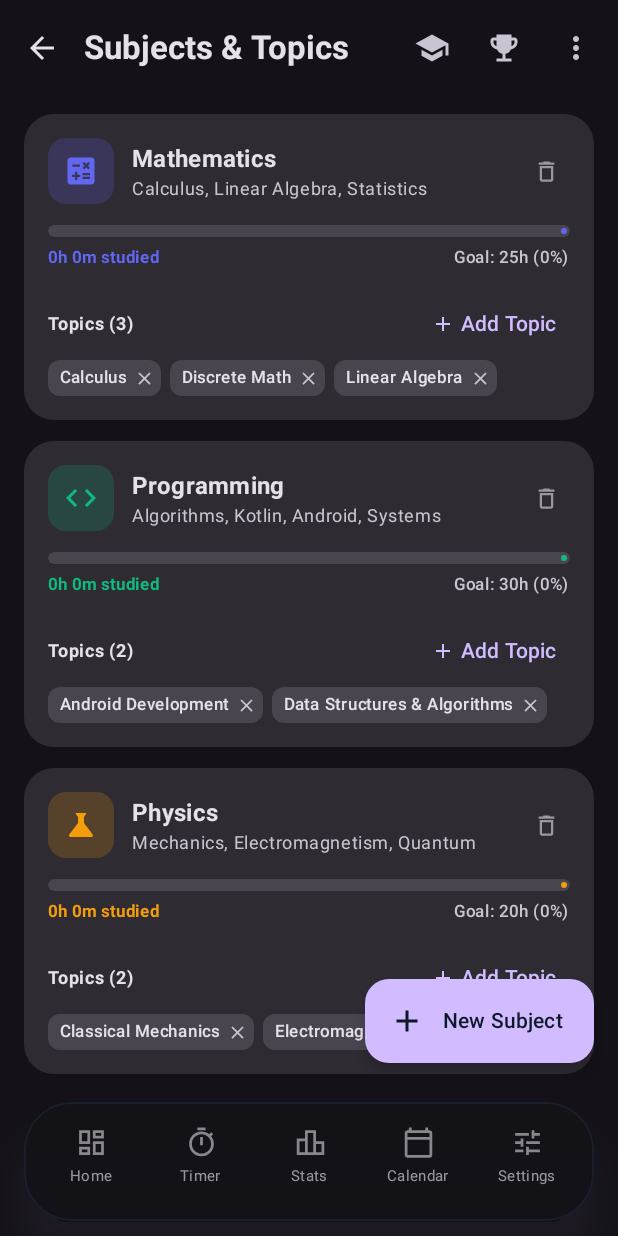
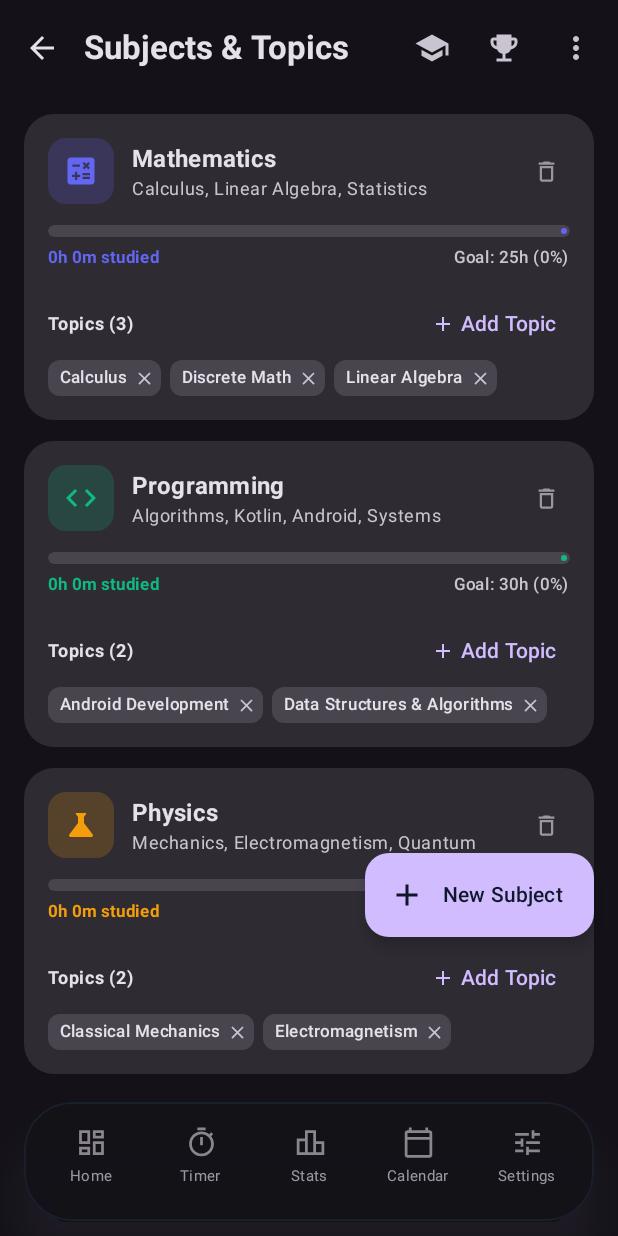
Before and after one commit to Niloy-Track-Dev/Focentra, an Android app built with Jetpack Compose: the screen it shows after launch (MainActivity), after a tap on "Subjects", on a phone screen of 412 x 824 dp. Run offline under Robolectric (Android 15) with nearby library versions, the light colour scheme and no system bars; our stand-ins replace Room's generated code; 4 statements that could not run were skipped; 1 other tap on this screen came first.

Commit message:
feat: add user preference persistence and UI updates
Implement SharedPreferences in FocentraApp for theme and language caching. Enhance Dashboard with dynamic time-based greetings and adjust FAB positioning and padding in Presets and Subjects screens for better UI consistency. Update test configuration to support default return values.

```diff
--- a/app/src/main/java/com/example/FocentraApp.kt
+++ b/app/src/main/java/com/example/FocentraApp.kt
@@ -1,6 +1,8 @@
 package com.example
 
 import android.app.Application
+import android.content.Context
+import android.content.SharedPreferences
 import com.example.data.local.AppDatabase
 import com.example.data.repository.StudyRepository
 import com.example.engine.TimerEngine
@@ -13,9 +15,29 @@
 
     private val applicationScope = CoroutineScope(SupervisorJob() + Dispatchers.IO)
 
+    val prefs: SharedPreferences by lazy {
+        getSharedPreferences("focentra_prefs", Context.MODE_PRIVATE)
+    }
+
     val database by lazy { AppDatabase.getDatabase(this, applicationScope) }
     val repository by lazy { StudyRepository(database) }
     val timerEngine by lazy { TimerEngine.getInstance(this, repository) }
+
+    fun getInitialTheme(): String {
+        return prefs.getString("saved_theme", "midnight") ?: "midnight"
+    }
+
+    fun saveCachedTheme(theme: String) {
+        prefs.edit().putString("saved_theme", theme).apply()
+    }
+
+    fun getInitialLanguage(): String {
+        return prefs.getString("saved_language", "en") ?: "en"
+    }
+
+    fun saveCachedLanguage(language: String) {
+        prefs.edit().putString("saved_language", language).apply()
+    }
 
     override fun onCreate() {
         super.onCreate()
--- a/app/src/main/java/com/example/ui/screens/DashboardScreen.kt
+++ b/app/src/main/java/com/example/ui/screens/DashboardScreen.kt
@@ -69,6 +69,13 @@
     ) {
         // Welcome Header Bar
         item {
+            val currentHour = Calendar.getInstance().get(Calendar.HOUR_OF_DAY)
+            val greeting = when {
+                currentHour < 12 -> "Good Morning"
+                currentHour < 17 -> "Good Afternoon"
+                else -> "Good Evening"
+            }
+
             Row(
                 modifier = Modifier
                     .fillMaxWidth()
@@ -78,15 +85,15 @@
             ) {
                 Column {
                     Text(
-                        text = "WELCOME BACK",
+                        text = "WELCOME TO FOCENTRA",
                         style = MaterialTheme.typography.labelSmall.copy(
                             fontWeight = FontWeight.SemiBold,
                             letterSpacing = 1.2.sp
                         ),
-                        color = MaterialTheme.colorScheme.onSurfaceVariant
+                        color = MaterialTheme.colorScheme.primary
                     )
                     Text(
-                        text = "Focentra",
+                        text = greeting,
                         style = MaterialTheme.typography.headlineMedium.copy(
                             fontWeight = FontWeight.Bold,
                             letterSpacing = (-0.5).sp
@@ -527,13 +534,51 @@
                     Spacer(modifier = Modifier.height(14.dp))
 
                     if (sessions.isEmpty()) {
-                        EmptyStateView(
-                            icon = Icons.Default.HourglassEmpty,
-                            title = "No study sessions yet",
-                            description = "Start your first timer to begin tracking your study progress.",
-                            actionButtonText = "Start Timer",
-                            onActionClick = { viewModel.navigateTo(NavigationTab.TIMER) }
-                        )
+                        Column(
+                            modifier = Modifier
+                                .fillMaxWidth()
+                                .padding(vertical = 12.dp),
+                            horizontalAlignment = Alignment.CenterHorizontally,
+                            verticalArrangement = Arrangement.Center
+                        ) {
+                            Box(
+                                modifier = Modifier
+                                    .size(48.dp)
+                                    .clip(CircleShape)
+                                    .background(MaterialTheme.colorScheme.primary.copy(alpha = 0.12f)),
+                                contentAlignment = Alignment.Center
+                            ) {
+                                Icon(
+                                    imageVector = Icons.Default.HourglassEmpty,
+                                    contentDescription = null,
+                                    tint = MaterialTheme.colorScheme.primary,
+                                    modifier = Modifier.size(24.dp)
+                                )
+                            }
+                            Spacer(modifier = Modifier.height(10.dp))
+                            Text(
+                                text = "No study sessions yet",
+                                style = MaterialTheme.typography.titleSmall.copy(fontWeight = FontWeight.SemiBold),
+                                color = MaterialTheme.colorScheme.onSurface
+                            )
+                            Spacer(modifier = Modifier.height(4.dp))
+                            Text(
+                                text = "Start your first session to begin tracking focus time.",
+                                style = MaterialTheme.typography.bodySmall,
+                                color = MaterialTheme.colorScheme.onSurfaceVariant,
+                                textAlign = androidx.compose.ui.text.style.TextAlign.Center
+                            )
+                            Spacer(modifier = Modifier.height(12.dp))
+                            FilledTonalButton(
+                                onClick = { viewModel.navigateTo(NavigationTab.TIMER) },
+                                shape = RoundedCornerShape(12.dp),
+                                contentPadding = PaddingValues(horizontal = 16.dp, vertical = 6.dp)
+                            ) {
+                                Icon(Icons.Default.PlayArrow, contentDescription = null, modifier = Modifier.size(18.dp))
+                                Spacer(modifier = Modifier.width(6.dp))
+                                Text("Start Timer")
+                            }
+                        }
                     } else {
                         Column(verticalArrangement = Arrangement.spacedBy(10.dp)) {
                             sessions.take(4).forEachIndexed { index, session ->
--- a/app/src/main/java/com/example/ui/screens/SubjectsScreen.kt
+++ b/app/src/main/java/com/example/ui/screens/SubjectsScreen.kt
@@ -95,13 +95,16 @@
     Scaffold(
         modifier = modifier.fillMaxSize(),
         floatingActionButton = {
+            if (subjects.isNotEmpty()) {
                 ExtendedFloatingActionButton(
                     onClick = { showCreateDialog = true },
                     icon = { Icon(Icons.Default.Add, contentDescription = null) },
                     text = { Text("New Subject") },
                     containerColor = MaterialTheme.colorScheme.primary,
-                contentColor = MaterialTheme.colorScheme.onPrimary
+                    contentColor = MaterialTheme.colorScheme.onPrimary,
+                    modifier = Modifier.padding(bottom = 84.dp)
                 )
+            }
         }
     ) { padding ->
         if (subjects.isEmpty()) {
@@ -120,7 +123,7 @@
                     .padding(padding)
                     .padding(horizontal = 16.dp),
                 verticalArrangement = Arrangement.spacedBy(14.dp),
-                contentPadding = PaddingValues(top = 12.dp, bottom = 80.dp)
+                contentPadding = PaddingValues(top = 12.dp, bottom = 120.dp)
             ) {
                 items(subjects, key = { it.id }) { subject ->
                     val subTopics = topics.filter { it.subjectName.equals(subject.name, ignoreCase = true) }
--- a/app/src/main/java/com/example/ui/theme/Theme.kt
+++ b/app/src/main/java/com/example/ui/theme/Theme.kt
@@ -99,8 +99,8 @@
 
 @Composable
 fun FocentraTheme(
-    themeName: String = "clean_minimalism",
-    darkTheme: Boolean = false,
+    themeName: String = "midnight",
+    darkTheme: Boolean = true,
     content: @Composable () -> Unit
 ) {
     val colorScheme = when (themeName.lowercase()) {
@@ -109,7 +109,7 @@
         "forest" -> ForestColorScheme
         "sunset" -> SunsetColorScheme
         "light", "clean_minimalism", "minimalism", "minimal" -> CleanMinimalismColorScheme
-        else -> CleanMinimalismColorScheme
+        else -> MidnightColorScheme
     }
 
     val isLight = colorScheme == CleanMinimalismColorScheme
--- a/app/src/main/java/com/example/viewmodel/MainViewModel.kt
+++ b/app/src/main/java/com/example/viewmodel/MainViewModel.kt
@@ -63,11 +63,11 @@
     private val _historyMinProductivity = MutableStateFlow(0)
     val historyMinProductivity: StateFlow<Int> = _historyMinProductivity.asStateFlow()
 
-    // Theme & Settings State
-    private val _currentTheme = MutableStateFlow("clean_minimalism")
+    // Theme & Settings State (Initialized synchronously to prevent white flash)
+    private val _currentTheme = MutableStateFlow(app.getInitialTheme())
     val currentTheme: StateFlow<String> = _currentTheme.asStateFlow()
 
-    private val _language = MutableStateFlow("en")
+    private val _language = MutableStateFlow(app.getInitialLanguage())
     val language: StateFlow<String> = _language.asStateFlow()
 
     // Snackbar event channel
@@ -131,10 +131,13 @@
 
     init {
         viewModelScope.launch {
-            val themeSetting = repository.getSetting("theme", "clean_minimalism")
+            val themeSetting = repository.getSetting("theme", app.getInitialTheme())
             _currentTheme.value = themeSetting
-            val langSetting = repository.getSetting("language", "en")
+            app.saveCachedTheme(themeSetting)
+
+            val langSetting = repository.getSetting("language", app.getInitialLanguage())
             _language.value = langSetting
+            app.saveCachedLanguage(langSetting)
         }
     }
 
@@ -168,6 +171,7 @@
 
     fun setTheme(theme: String) {
         _currentTheme.value = theme
+        app.saveCachedTheme(theme)
         viewModelScope.launch {
             repository.setSetting("theme", theme)
         }
@@ -175,6 +179,7 @@
 
     fun setLanguage(lang: String) {
         _language.value = lang
+        app.saveCachedLanguage(lang)
         viewModelScope.launch {
             repository.setSetting("language", lang)
         }
--- a/app/src/main/res/values/themes.xml
+++ b/app/src/main/res/values/themes.xml
@@ -1,5 +1,11 @@
 <?xml version="1.0" encoding="utf-8"?>
 <resources>
 
-    <style name="Theme.MyApplication" parent="android:Theme.DeviceDefault.NoActionBar" />
+    <style name="Theme.MyApplication" parent="android:Theme.DeviceDefault.NoActionBar">
+        <item name="android:windowBackground">#0B0F19</item>
+        <item name="android:statusBarColor">#0B0F19</item>
+        <item name="android:navigationBarColor">#0B0F19</item>
+        <item name="android:windowLightStatusBar">false</item>
+        <item name="android:windowLightNavigationBar">false</item>
+    </style>
 </resources>
```
Also changed, not shown: app/build.gradle.kts (+6 -1 lines), app/src/main/java/com/example/ui/screens/PresetsScreen.kt (+44 -9 lines), 3 other files. Lines whose indentation alone changed are shown as unchanged.
